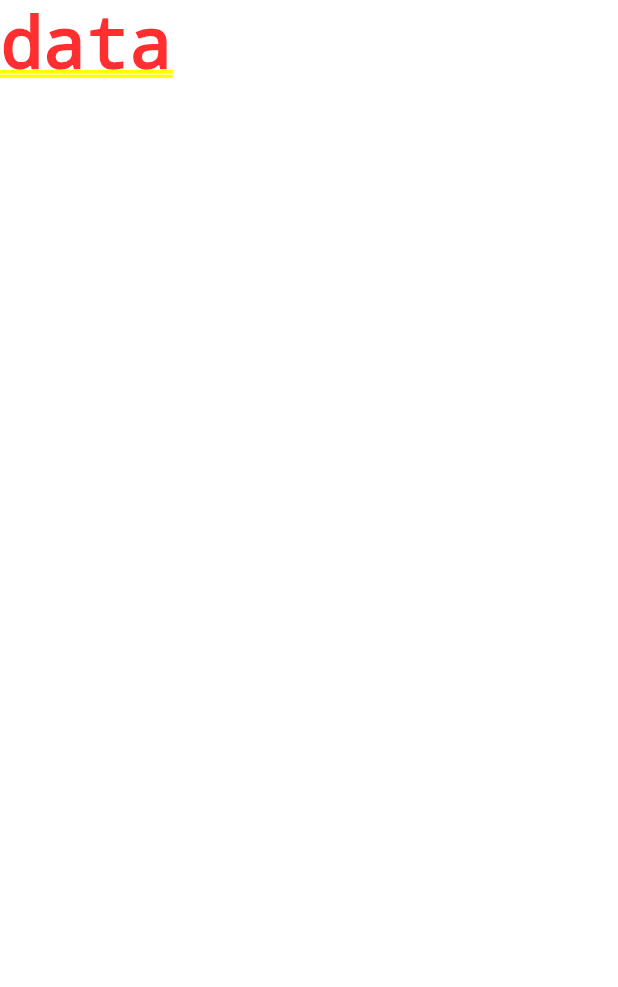
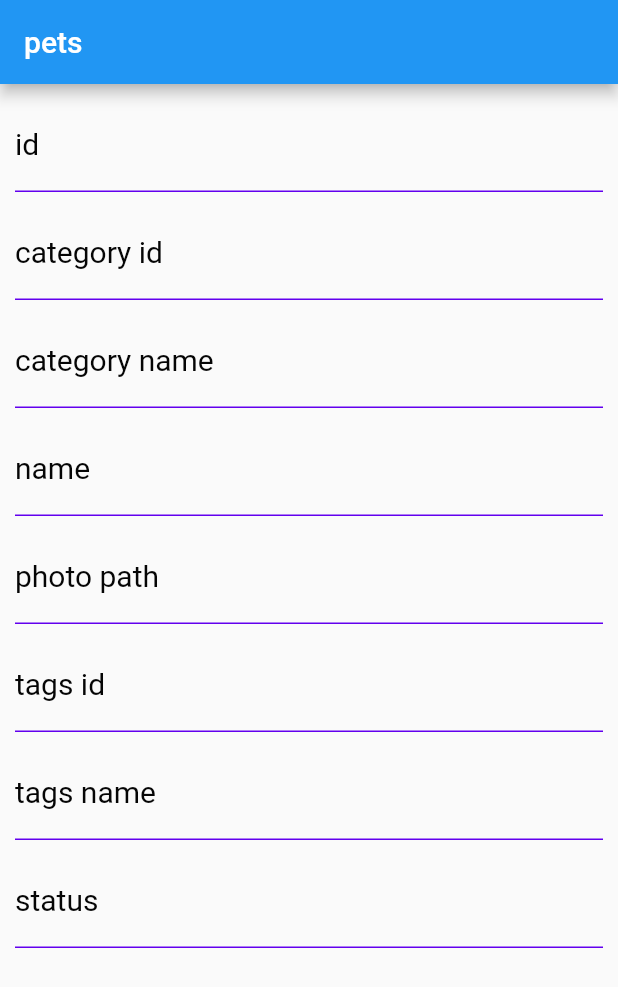
Before and after one commit to chaiebmohamed/pet, a Flutter app: the screen it shows after launch, on a phone screen of 412 x 824 dp. Shown: the top 987 px of the screen. Run offline on Flutter 3.47's test engine with Material 2 defaults, Android fonts, the phone set to English and light mode, and no system bars; our stand-ins replace get.

Commit message:
post pet with body controller

```diff
--- /dev/null
+++ b/lib/controller/pet_controller.dart
@@ -0,0 +1,15 @@
+import 'package:get/get.dart';
+import 'package:http/http.dart';
+import 'dart:convert';
+import 'package:flutter/material.dart';
+
+class petController extends GetxController {
+  TextEditingController id = TextEditingController();
+  TextEditingController categoryId = TextEditingController();
+  TextEditingController categoryName = TextEditingController();
+  TextEditingController name = TextEditingController();
+  TextEditingController tagsId = TextEditingController();
+  TextEditingController tagsName = TextEditingController();
+  var Status = "".obs;
+  List urls = <String>[].obs;
+}
--- a/lib/main.dart
+++ b/lib/main.dart
@@ -17,7 +17,7 @@ class MyApp extends StatelessWidget {
       theme: ThemeData(
         primarySwatch: Colors.blue,
       ),
-      home: const Home(),
+      home:  Home(),
     );
   }
 }
--- a/lib/view/home.dart
+++ b/lib/view/home.dart
@@ -1,10 +1,66 @@
-import 'package:flutter/cupertino.dart';
+import 'package:flutter/material.dart';
 
 class Home extends StatelessWidget {
-  const Home({Key? key}) : super(key: key);
-
   @override
   Widget build(BuildContext context) {
-    return const Text("data");
+    return Scaffold(
+      appBar: AppBar(
+        title: const Text("pets"),
+      ),
+      body: SingleChildScrollView(
+        child: Container(
+          padding: const EdgeInsets.all(10),
+          child: Column(
+            children: [
+              field("id"),
+              const SizedBox(
+                height: 10,
+              ),
+              field("category id"),
+              const SizedBox(
+                height: 10,
+              ),
+              field("category name"),
+              const SizedBox(
+                height: 10,
+              ),
+              field("name"),
+              const SizedBox(
+                height: 10,
+              ),
+              field("photo path"),
+              const SizedBox(
+                height: 10,
+              ),
+              field("tags id"),
+              const SizedBox(
+                height: 10,
+              ),
+              field("tags name"),
+              const SizedBox(
+                height: 10,
+              ),
+              field("status"),
+              const SizedBox(
+                height: 10,
+              ),
+            ],
+          ),
+        ),
+      ),
+    );
   }
 }
+
+Widget field(String name) {
+  return TextFormField(
+    decoration: InputDecoration(
+      labelText: name,
+      labelStyle:
+          const TextStyle(color: Color.fromARGB(255, 5, 5, 5), fontSize: 20),
+      enabledBorder: const UnderlineInputBorder(
+        borderSide: BorderSide(color: Color(0xFF6200EE)),
+      ),
+    ),
+  );
+}
--- a/pubspec.yaml
+++ b/pubspec.yaml
@@ -35,6 +35,7 @@ dependencies:
   # Use with the CupertinoIcons class for iOS style icons.
   cupertino_icons: ^1.0.2
   get: ^4.6.5
+  http: ^0.13.5
 
 dev_dependencies:
   flutter_test:
```
Also changed, not shown: pubspec.lock.
